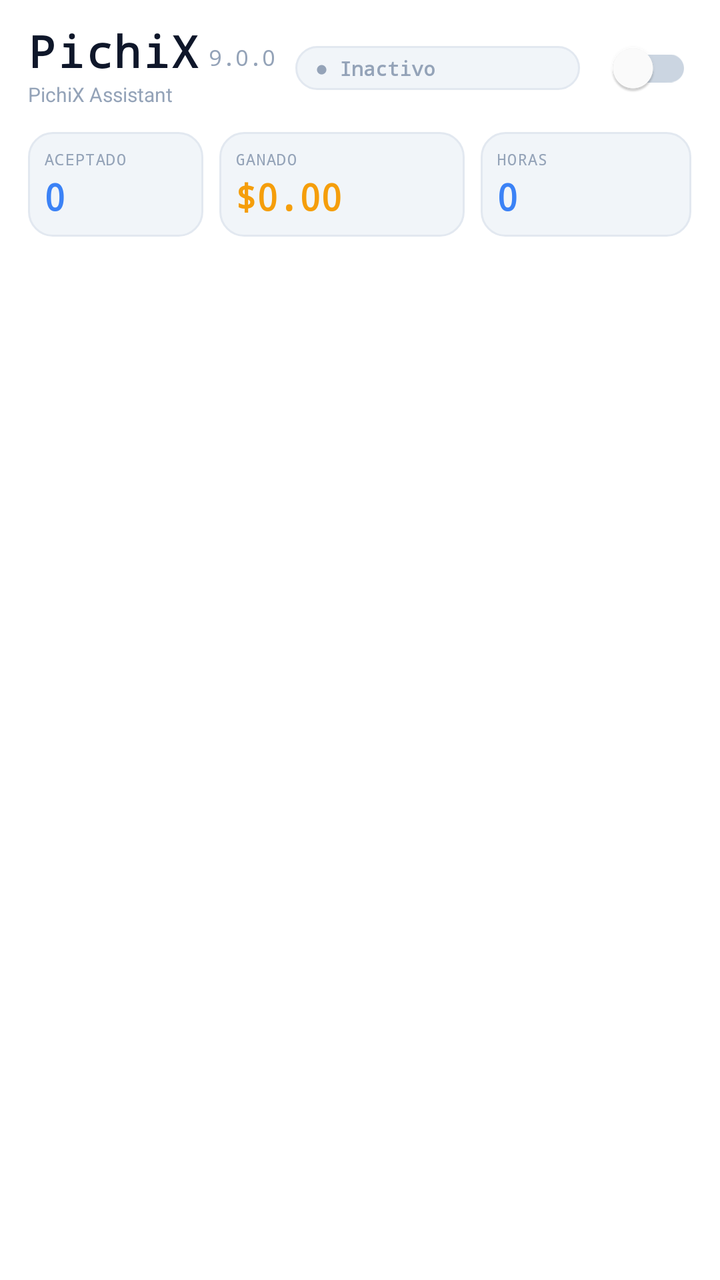
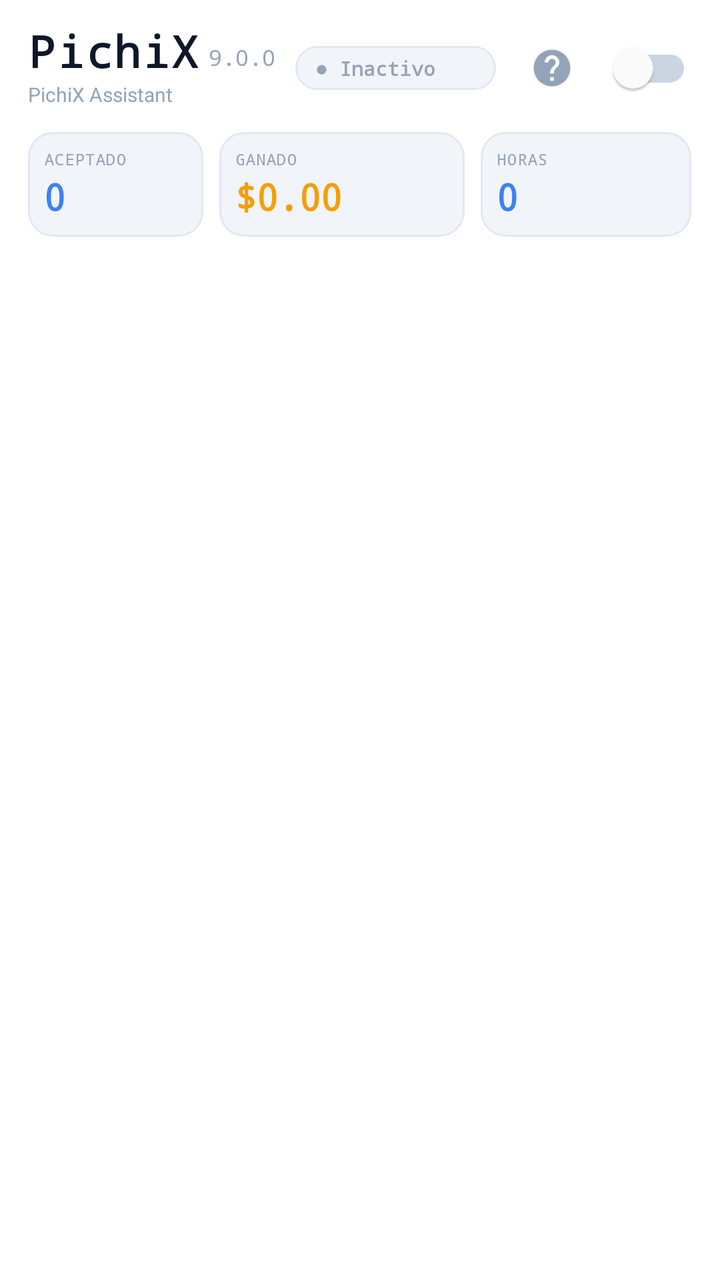

Two renders of the same Android screen: before a commit and after it. Below are the layout's source before the change and the commit's diff.
<!-- AndroidManifest.xml: application theme AppTheme -->
<!-- res/layout/view_header.xml -->
<?xml version="1.0" encoding="utf-8"?>
<LinearLayout xmlns:android="http://schemas.android.com/apk/res/android"
    xmlns:app="http://schemas.android.com/apk/res-auto"
    android:layout_width="match_parent"
    android:layout_height="wrap_content"
    android:background="@color/bg_card"
    android:orientation="vertical"
    android:paddingLeft="14dp"
    android:paddingRight="14dp"
    android:paddingTop="10dp"
    android:paddingBottom="10dp">

    
    <LinearLayout
        android:layout_width="match_parent"
        android:layout_height="wrap_content"
        android:orientation="horizontal"
        android:gravity="center_vertical">

        <LinearLayout
            android:layout_width="wrap_content"
            android:layout_height="wrap_content"
            android:orientation="vertical">
            <LinearLayout
                android:layout_width="wrap_content"
                android:layout_height="wrap_content"
                android:orientation="horizontal"
                android:gravity="bottom">
                <TextView
                    android:id="@+id/tvLogoName"
                    android:layout_width="wrap_content"
                    android:layout_height="wrap_content"
                    android:text="PichiX"
                    android:textColor="@color/text_primary"
                    android:textSize="22sp"
                    android:textStyle="bold"
                    android:fontFamily="monospace"
                    android:letterSpacing="0.04"
                    android:includeFontPadding="false"/>
                <TextView
                    android:id="@+id/tvAppVersion"
                    android:layout_width="wrap_content"
                    android:layout_height="wrap_content"
                    android:layout_marginStart="5dp"
                    android:layout_marginBottom="1dp"
                    android:text="9.0.0"
                    android:textColor="@color/text_hint"
                    android:textSize="11sp"
                    android:fontFamily="monospace"
                    android:includeFontPadding="false"/>
            </LinearLayout>
            <TextView
                android:layout_width="wrap_content"
                android:layout_height="wrap_content"
                android:text="@string/app_tagline"
                android:textColor="@color/text_hint"
                android:textSize="10sp"
                android:layout_marginTop="1dp"/>
        </LinearLayout>

        <TextView
            android:id="@+id/tvStatusPill"
            android:layout_width="0dp"
            android:layout_height="wrap_content"
            android:layout_weight="1"
            android:layout_marginStart="10dp"
            android:layout_marginEnd="8dp"
            android:background="@drawable/pill_inactive"
            android:paddingLeft="10dp"
            android:paddingRight="10dp"
            android:paddingTop="4dp"
            android:paddingBottom="4dp"
            android:text="● Inactivo"
            android:textColor="@color/text_hint"
            android:textSize="10sp"
            android:textStyle="bold"
            android:fontFamily="monospace"
            android:singleLine="true"
            android:ellipsize="end"/>

        <com.google.android.material.switchmaterial.SwitchMaterial
            android:id="@+id/switchMain"
            android:layout_width="wrap_content"
            android:layout_height="wrap_content"
            app:thumbTint="@color/header_switch_thumb"
            app:trackTint="@color/switch_track_selector"/>

    </LinearLayout>

    
    <LinearLayout
        android:layout_width="match_parent"
        android:layout_height="wrap_content"
        android:orientation="horizontal"
        android:layout_marginTop="8dp">

        
        <LinearLayout
            android:layout_width="0dp"
            android:layout_height="wrap_content"
            android:layout_weight="1"
            android:orientation="vertical"
            android:background="@drawable/stat_chip_bg"
            android:padding="8dp"
            android:layout_marginEnd="4dp">
            <TextView
                android:layout_width="wrap_content"
                android:layout_height="wrap_content"
                android:text="ACEPTADO"
                android:textColor="@color/text_hint"
                android:textSize="8sp"
                android:textAllCaps="true"
                android:letterSpacing="0.06"
                android:fontFamily="monospace"/>
            <TextView
                android:id="@+id/tvCountToday"
                android:layout_width="wrap_content"
                android:layout_height="wrap_content"
                android:text="0"
                android:textColor="@color/accent_teal"
                android:textSize="18sp"
                android:textStyle="bold"
                android:fontFamily="monospace"
                android:layout_marginTop="1dp"/>
        </LinearLayout>

        
        <LinearLayout
            android:layout_width="0dp"
            android:layout_height="wrap_content"
            android:layout_weight="1.4"
            android:orientation="vertical"
            android:background="@drawable/stat_chip_bg"
            android:padding="8dp"
            android:layout_marginEnd="4dp"
            android:layout_marginStart="4dp">
            <TextView
                android:layout_width="wrap_content"
                android:layout_height="wrap_content"
                android:text="GANADO"
                android:textColor="@color/text_hint"
                android:textSize="8sp"
                android:textAllCaps="true"
                android:letterSpacing="0.06"
                android:fontFamily="monospace"/>
            <TextView
                android:id="@+id/tvAvgRate"
                android:layout_width="wrap_content"
                android:layout_height="wrap_content"
                android:text="$0.00"
                android:textColor="@color/amber_400"
                android:textSize="18sp"
                android:textStyle="bold"
                android:fontFamily="monospace"
                android:layout_marginTop="1dp"
                android:singleLine="true"/>
        </LinearLayout>

        
        <LinearLayout
            android:layout_width="0dp"
            android:layout_height="wrap_content"
            android:layout_weight="1.2"
            android:orientation="vertical"
            android:background="@drawable/stat_chip_bg"
            android:padding="8dp"
            android:layout_marginStart="4dp">
            <TextView
                android:layout_width="wrap_content"
                android:layout_height="wrap_content"
                android:text="@string/header_total_hours_label"
                android:textColor="@color/text_hint"
                android:textSize="8sp"
                android:textAllCaps="true"
                android:letterSpacing="0.06"
                android:fontFamily="monospace"/>
            <TextView
                android:id="@+id/tvTotalMiles"
                android:layout_width="wrap_content"
                android:layout_height="wrap_content"
                android:text="0"
                android:textColor="@color/accent_teal"
                android:textSize="18sp"
                android:textStyle="bold"
                android:fontFamily="monospace"
                android:layout_marginTop="1dp"
                android:singleLine="true"/>
        </LinearLayout>

    </LinearLayout>

</LinearLayout>
<!-- resources referenced by this layout -->
<resources>
  <color name="accent_teal">#3B82F6</color>
  <color name="amber_400">#F59E0B</color>
  <color name="bg_card">#FFFFFF</color>
  <color name="text_hint">#94A3B8</color>
  <color name="text_primary">#0F172A</color>
  <!-- drawable pill_inactive (drawable) -->
  <?xml version="1.0" encoding="utf-8"?>
  <shape xmlns:android="http://schemas.android.com/apk/res/android">
      <solid android:color="@color/bg_secondary"/>
      <stroke android:width="1dp" android:color="@color/border_subtle"/>
      <corners android:radius="20dp"/>
  </shape>
  <!-- drawable stat_chip_bg (drawable) -->
  <?xml version="1.0" encoding="utf-8"?>
  <shape xmlns:android="http://schemas.android.com/apk/res/android">
      <solid android:color="@color/bg_stat_chip"/>
      <stroke android:width="1dp" android:color="@color/border_subtle"/>
      <corners android:radius="12dp"/>
  </shape>
  <string name="app_tagline">PichiX Assistant</string>
  <string name="header_total_hours_label">HORAS</string>
  <color name="bg_secondary">#F1F5F9</color>
  <color name="border_subtle">#E2E8F0</color>
  <color name="bg_stat_chip">#F1F5F9</color>
  <color name="colorPrimary">#FFFFFF</color>
  <color name="colorPrimaryDark">#FFFFFF</color>
  <color name="colorAccent">#3B82F6</color>
  <color name="bg_page">#FFFFFF</color>
  <color name="text_secondary">#475569</color>
  <style name="SparkSwitch" parent="Widget.MaterialComponents.CompoundButton.Switch">
          <item name="thumbTint">@color/header_switch_thumb</item>
          <item name="trackTint">@color/switch_track_selector</item>
      </style>
  <style name="PichiXTextInputLayout" parent="Widget.MaterialComponents.TextInputLayout.OutlinedBox">
          <item name="boxBackgroundColor">@color/bg_input</item>
          <item name="boxStrokeColor">@color/border_input</item>
          <item name="hintTextColor">@color/text_secondary</item>
          <item name="android:textColorHint">@color/text_hint</item>
      </style>
  <color name="button_primary_bg">#3B82F6</color>
  <color name="button_primary_text">#FFFFFF</color>
  <style name="SparkAlertDialogTitle" parent="MaterialAlertDialog.MaterialComponents.Title.Text">
          <item name="android:textColor">@color/text_primary</item>
      </style>
  <style name="SparkAlertDialogBody" parent="MaterialAlertDialog.MaterialComponents.Body.Text">
          <item name="android:textColor">@color/text_secondary</item>
      </style>
  <style name="SparkAlertDialogButton" parent="Widget.MaterialComponents.Button.TextButton.Dialog">
          <item name="android:textColor">@color/colorAccent</item>
          <item name="rippleColor">@color/sidebar_ripple</item>
      </style>
  <color name="bg_input">#FFF8F0</color>
  <color name="border_input">#E8DFD4</color>
  <color name="sidebar_ripple">#1A3B82F6</color>
  <!-- unchanged entries left out for length: 3 -->
</resources>

<!-- the commit's change to res/layout/view_header.xml (unified diff, before → after) -->
@@ -78,6 +78,20 @@
             android:singleLine="true"
             android:ellipsize="end"/>
 
+        <ImageView
+            android:id="@+id/btnHeaderHelp"
+            android:layout_width="40dp"
+            android:layout_height="40dp"
+            android:layout_marginEnd="2dp"
+            android:background="?attr/selectableItemBackgroundBorderless"
+            android:clickable="true"
+            android:contentDescription="@string/nav_help"
+            android:focusable="true"
+            android:padding="9dp"
+            android:scaleType="fitCenter"
+            android:src="@drawable/ic_sidebar_help"
+            app:tint="@color/text_hint" />
+
         <com.google.android.material.switchmaterial.SwitchMaterial
             android:id="@+id/switchMain"
             android:layout_width="wrap_content"
<!-- resource entries referenced after the edit -->
@@ -5,6 +5,17 @@
   <color name="bg_card">#FFFFFF</color>
   <color name="text_hint">#94A3B8</color>
   <color name="text_primary">#0F172A</color>
+  <!-- drawable ic_sidebar_help (drawable) -->
+  <?xml version="1.0" encoding="utf-8"?>
+  <vector xmlns:android="http://schemas.android.com/apk/res/android"
+      android:width="24dp"
+      android:height="24dp"
+      android:viewportWidth="24"
+      android:viewportHeight="24">
+      <path
+          android:fillColor="#FF000000"
+          android:pathData="M12,2C6.48,2 2,6.48 2,12s4.48,10 10,10 10,-4.48 10,-10S17.52,2 12,2zM13,19h-2v-2h2v2zM15.07,11.25l-0.9,0.92C13.45,12.9 13,13.5 13,15h-2v-0.5c0,-1.1 0.45,-2.1 1.17,-2.83l1.24,-1.26c0.37,-0.36 0.59,-0.86 0.59,-1.41 0,-1.1 -0.9,-2 -2,-2s-2,0.9 -2,2H8c0,-2.21 1.79,-4 4,-4s4,1.79 4,4c0,0.88 -0.36,1.68 -0.93,2.25z"/>
+  </vector>
   <!-- drawable pill_inactive (drawable) -->
   <?xml version="1.0" encoding="utf-8"?>
   <shape xmlns:android="http://schemas.android.com/apk/res/android">
@@ -21,6 +32,7 @@
   </shape>
   <string name="app_tagline">PichiX Assistant</string>
   <string name="header_total_hours_label">HORAS</string>
+  <string name="nav_help">Ayuda</string>
   <color name="bg_secondary">#F1F5F9</color>
   <color name="border_subtle">#E2E8F0</color>
   <color name="bg_stat_chip">#F1F5F9</color>
